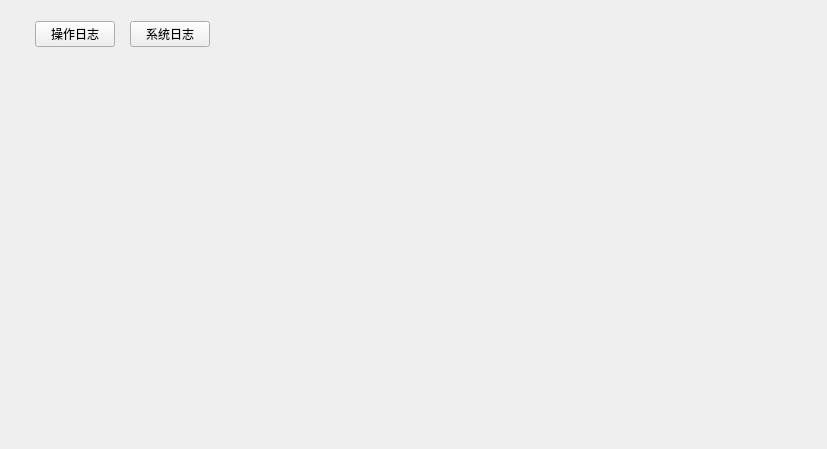
This is Logger/loggerwidget.ui in YangKaiyun-a/mico_app as Qt 5 draws it before an edit. The edited form follows.
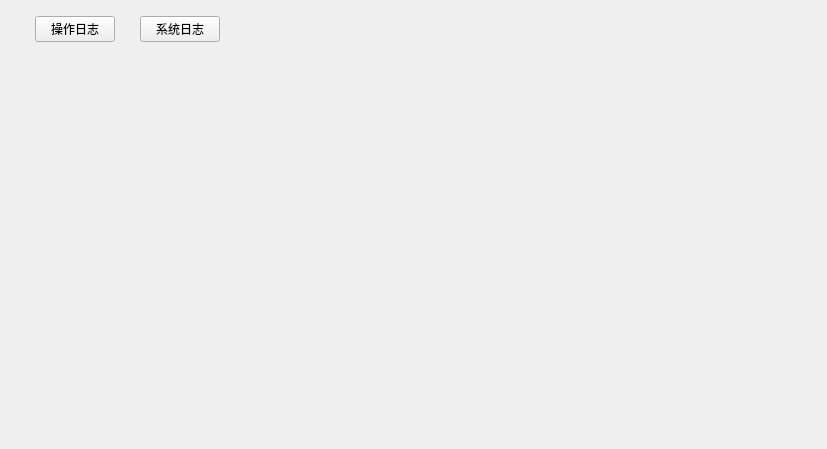
This is the edited form.

Diff of the .ui file:
```diff
--- a/Logger/loggerwidget.ui
+++ b/Logger/loggerwidget.ui
@@ -31,7 +31,7 @@
    </property>
    <item>
     <widget class="QWidget" name="moduleWidget" native="true">
-     <layout class="QVBoxLayout" name="verticalLayout" stretch="1,10">
+     <layout class="QVBoxLayout" name="verticalLayout" stretch="1,14">
       <property name="spacing">
        <number>0</number>
       </property>
@@ -51,7 +51,7 @@
        <widget class="QWidget" name="buttonWidget" native="true">
         <layout class="QHBoxLayout" name="horizontalLayout_2">
          <property name="spacing">
-          <number>15</number>
+          <number>25</number>
          </property>
          <property name="leftMargin">
           <number>20</number>
```
Left out of the diff: 6 changed lines with no effect on the pictures.
